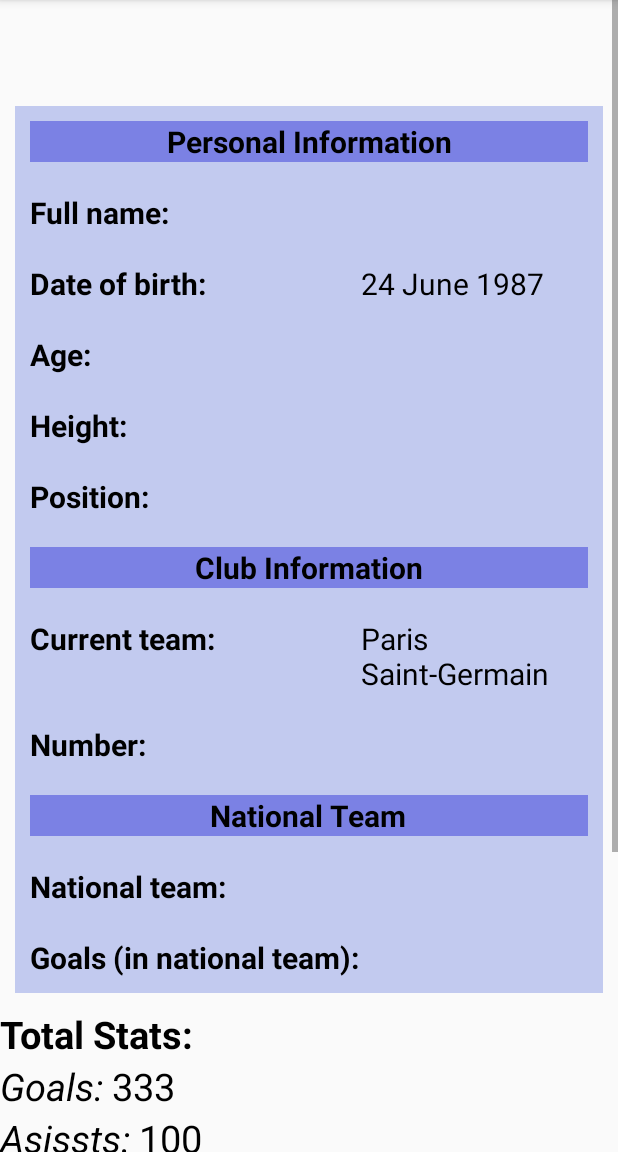
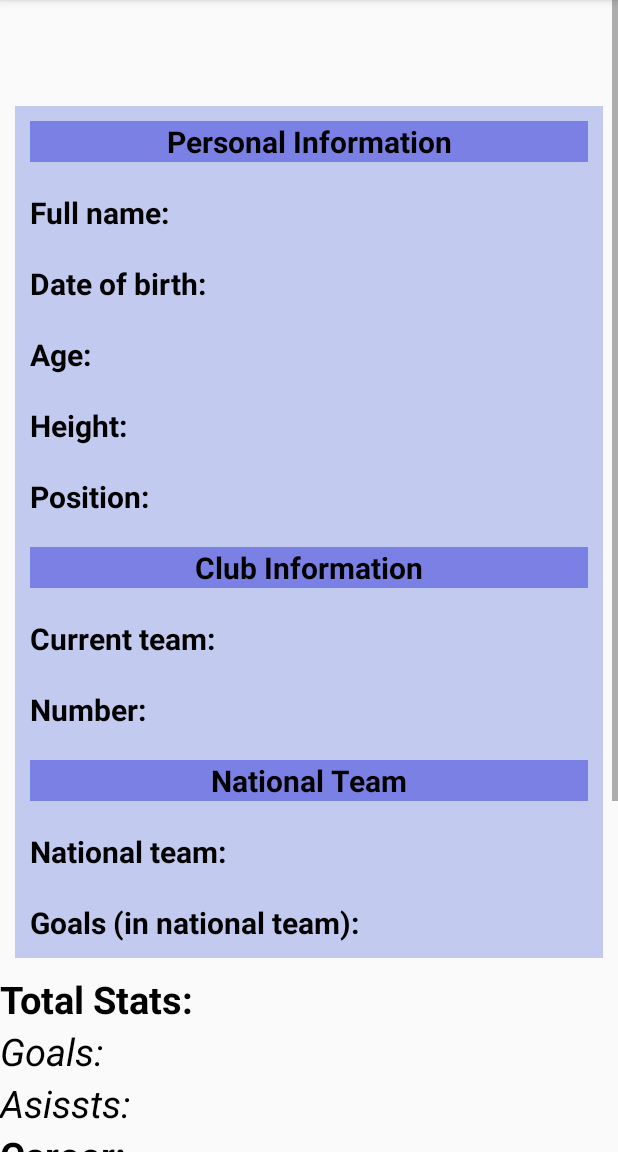
Before and after one commit to EladBr1/MyBagrutApp, an Android app: the PlayerDisplay screen opened directly, with no data from a screen before it, on a phone screen of 412 x 824 dp, the part 84-1236 px from its top. Run offline under Robolectric (Android 15) with nearby library versions, the phone set to English and light mode, and no system bars; our stand-ins replace Firebase (no records; nobody signed in at launch, a user with empty details on screens opened directly); 1 statement that could not run was skipped.

Commit message:
Merge remote-tracking branch 'origin/master'
# Conflicts:
#	.idea/misc.xml
#	app/build.gradle
#	app/src/main/java/com/example/mybagrutapp/Player.java
#	build.gradle

```diff
--- a/app/src/main/java/com/example/mybagrutapp/MainActivity.java
+++ b/app/src/main/java/com/example/mybagrutapp/MainActivity.java
@@ -40,7 +40,7 @@
         if( searchBtn == v)
         {
 
-            if(searchBar == null)
+            if(searchBar.getText().toString().isEmpty())
             {
                 Toast.makeText(this, "You wrote nothing to look for", Toast.LENGTH_SHORT).show();
             }
--- a/app/src/main/res/layout/activity_player_display.xml
+++ b/app/src/main/res/layout/activity_player_display.xml
@@ -95,7 +95,7 @@
                 <TextView
 
                     android:id="@+id/tvBirthDay"
-                    android:text="24 June 1987"
+                    android:text=""
                     android:textColor="@android:color/black"
                     android:textSize="20dp" />
 
@@ -196,7 +196,7 @@
 
                 <TextView
                     android:id="@+id/tvTeam"
-                    android:text="Paris Saint-Germain"
+                    android:text=""
                     android:textColor="@android:color/black"
                     android:layout_weight="5"
                     android:textSize="20dp" />
@@ -313,7 +313,7 @@
                 android:id="@+id/tvGoals"
                 android:layout_width="wrap_content"
                 android:layout_height="wrap_content"
-                android:text="333"
+                android:text=""
                 android:textColor="@android:color/black"
                 android:textSize="25dp"
                 />
@@ -336,7 +336,7 @@
                 android:id="@+id/tvAsissts"
                 android:layout_width="wrap_content"
                 android:layout_height="wrap_content"
-                android:text="100"
+                android:text=""
                 android:textColor="@android:color/black"
                 android:textSize="25dp"
                 />
@@ -375,7 +375,7 @@
             android:layout_height="wrap_content"
             android:id="@+id/tvInfo"
             android:text=""
-            android:textSize="25dp"
+            android:textSize="20dp"
             android:textColor="@android:color/black"
             />
 
@@ -387,31 +387,46 @@
             android:textColor="@android:color/black"
             android:textSize="25dp"
             />
+
         <TextView
+            android:id="@+id/wikiUrl"
             android:layout_width="match_parent"
             android:layout_height="wrap_content"
-            android:id="@+id/wikiUrl"
             android:text=""
-            android:textColor="@android:color/black"
-            android:textSize="20dp"
-            />
+            android:textColor="#225AFF"
+            android:textSize="20dp" />
+
+        <Button
+            android:id="@+id/copyWikiBtn"
+            android:layout_width="wrap_content"
+            android:layout_height="wrap_content"
+            android:text="COPY WIKIPEDIA LINK"
+            android:textSize="15dp"
+            android:background="@android:color/holo_blue_light"/>
 
         <TextView
             android:layout_width="wrap_content"
             android:layout_height="wrap_content"
             android:text="Instagram link:"
             android:textStyle="bold"
+            android:textSize="25dp"
             android:textColor="@android:color/black"
-            android:textSize="25dp"
             />
         <TextView
             android:layout_width="match_parent"
             android:layout_height="wrap_content"
             android:id="@+id/instaUrl"
             android:text=""
-            android:textColor="@android:color/black"
+            android:textColor="#225AFF"
             android:textSize="20dp"
             />
+        <Button
+            android:id="@+id/copyInBtn"
+            android:layout_width="wrap_content"
+            android:layout_height="wrap_content"
+            android:text="COPY INSTAGRAM LINK"
+            android:textSize="15dp"
+            android:background="@android:color/holo_blue_light"/>
 
 
     </LinearLayout>
```
Also changed, not shown: app/src/main/java/com/example/mybagrutapp/PlayerDisplay.java (+29 -5 lines).
